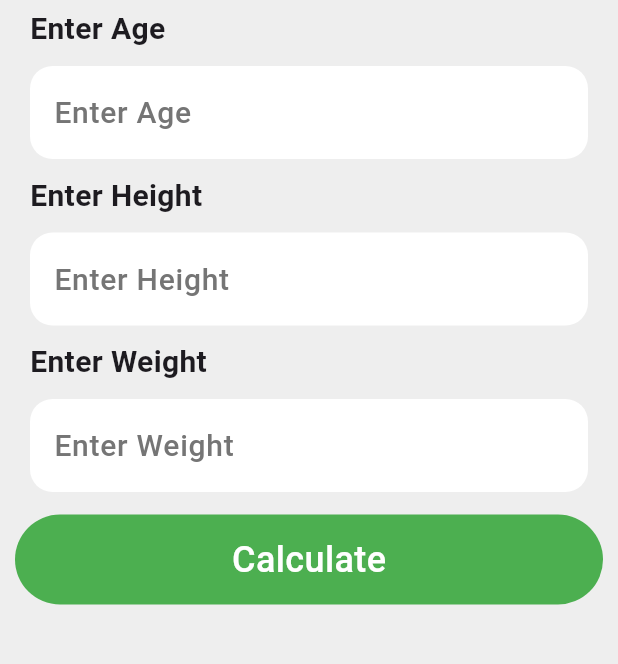
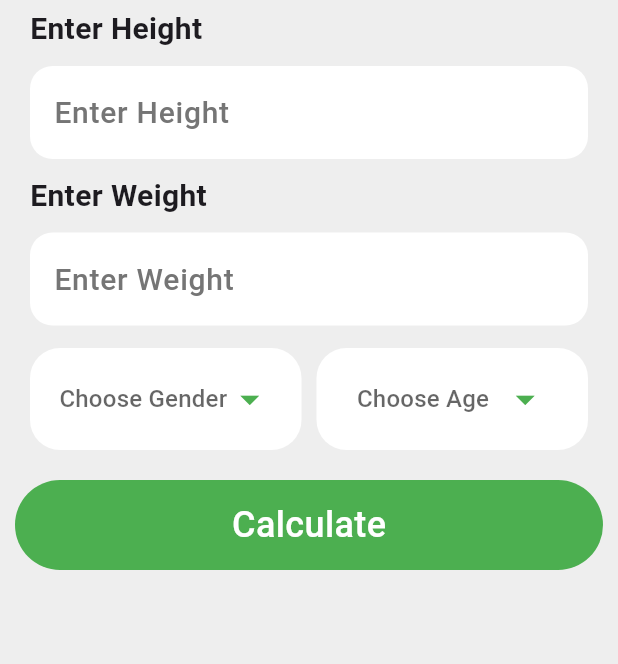
Before and after one commit to suleymanharbelioglu/BMI-Calculator, a Flutter app: the screen it shows after launch, on a phone screen of 412 x 824 dp, the part 105-769 px from its top. Run offline on Flutter 3.47's test engine with Material 3 defaults, Android fonts, the phone set to English and light mode, and no system bars.

Commit message:
age and gender dropdown

```diff
--- a/lib/page/home_page.dart
+++ b/lib/page/home_page.dart
@@ -3,7 +3,8 @@ import 'package:flutter_application_2/constant/constants.dart';
 import 'package:flutter_application_2/data_helper/data_helper.dart';
 import 'package:flutter_application_2/model/model.dart';
 import 'package:flutter_application_2/page/result_page.dart';
-import 'package:flutter_application_2/widget/home%20page/age_text_form_field.dart';
+import 'package:flutter_application_2/widget/home%20page/age_dropdown.dart';
+import 'package:flutter_application_2/widget/home%20page/gender_dropdown.dart';
 import 'package:flutter_application_2/widget/home%20page/height_text_form_filed.dart';
 import 'package:flutter_application_2/widget/home%20page/weight_text_form_filed.dart';
 
@@ -16,9 +17,10 @@ class HomePage extends StatefulWidget {
 
 class _HomePageState extends State<HomePage> {
   late GlobalKey<FormState> formKey;
-  String age = "";
+  String? age;
   String height = "";
   String weight = "";
+  String? gender;
   late double bodyMassIndex;
   late MassType massType;
   @override
@@ -53,25 +55,43 @@ class _HomePageState extends State<HomePage> {
           ),
         ],
       ),
-      body: Form(
+      body: SingleChildScrollView(
+        child: Form(
           key: formKey,
           child: Column(
             children: [
-            AgeTextFormField(onAgeToke: (String tokenAge) {
-              age = tokenAge;
-            }),
               HeightTextFormFiled(
                 onHeightToke: (String tokenheight) {
                   height = tokenheight;
+                  print("height : $height");
                 },
               ),
               WeightTextFormFiled(
                 onWeightToke: (String tokenweight) {
                   weight = tokenweight;
+                  print("weight : $weight");
                 },
+              ),
+              Padding(
+                padding: EdgeInsets.symmetric(vertical: 5),
+                child: Row(
+                  children: [
+                    Expanded(child: GenderDropdown(
+                      onGenderChoosen: (String genderVar) {
+                        gender = genderVar;
+                      },
+                    )),
+                    Expanded(child: AgeDropdown(
+                      onAgeChoosen: (String ageVar) {
+                        age = ageVar;
+                      },
+                    )),
+                  ],
+                ),
               ),
               calculateButton(),
             ],
+          ),
         ),
       ),
     );
@@ -80,12 +100,13 @@ class _HomePageState extends State<HomePage> {
   Widget calculateButton() {
     return GestureDetector(
       onTap: () {
-        if (formKey.currentState!.validate()) {
+        if (formKey.currentState!.validate() && age != null && gender != null) {
           formKey.currentState!.save();
           bodyMassIndex =
-              DataHelper.calculateBodyMassIndex(age, height, weight);
-
+              DataHelper.calculateBodyMassIndex(age!, height, weight, gender!);
           massType = DataHelper.returnMassTypeAcordingToBMI(bodyMassIndex)!;
+          print("bmi : $bodyMassIndex --------------------------");
+          print("massType : $massType -------------------------");
           Navigator.of(context).push(MaterialPageRoute(
             builder: (context) =>
                 ResultPage(massIndex: bodyMassIndex, massType: massType),
--- a/lib/page/result_page.dart
+++ b/lib/page/result_page.dart
@@ -39,7 +39,8 @@ class ResultPage extends StatelessWidget {
               color: Colors.white, fontWeight: FontWeight.bold, fontSize: 28),
         ),
       ),
-      body: Column(
+      body: SingleChildScrollView(
+        child: Column(
           children: [
             BmiReuslt(
               massIndex: massIndex,
@@ -52,6 +53,7 @@ class ResultPage extends StatelessWidget {
             ),
           ],
         ),
+      ),
     );
   }
 }
--- /dev/null
+++ b/lib/widget/home page/age_dropdown.dart
@@ -0,0 +1,66 @@
+import 'package:flutter/material.dart';
+import 'package:flutter_application_2/constant/constants.dart';
+
+class AgeDropdown extends StatefulWidget {
+  final Function onAgeChoosen;
+  const AgeDropdown({super.key, required this.onAgeChoosen});
+
+  @override
+  State<AgeDropdown> createState() => _AgeDropdownState();
+}
+
+class _AgeDropdownState extends State<AgeDropdown> {
+  String? age = null;
+
+  @override
+  Widget build(BuildContext context) {
+    return Container(
+      margin: EdgeInsets.only(
+        left: 5,
+        right: 20,
+        top: 5,
+        bottom: 5,
+      ),
+      padding: EdgeInsets.all(10),
+      alignment: Alignment.center,
+      decoration: BoxDecoration(
+        borderRadius: BorderRadius.circular(20),
+        color: Constants.textFiledColor,
+      ),
+      child: DropdownButton<String>(
+        iconEnabledColor: Constants.appColor,
+        iconDisabledColor: Constants.appColor,
+        iconSize: 30,
+        underline: SizedBox(),
+        hint: Text(
+          "Choose Age",
+        ),
+        value: age,
+        items: [
+          DropdownMenuItem(
+            child: Text("age > 50"),
+            value: "old",
+          ),
+          DropdownMenuItem(
+            child: Text("50 > age > 24"),
+            value: "adult",
+          ),
+          DropdownMenuItem(
+            child: Text("24 > age > 16"),
+            value: "teen",
+          ),
+          DropdownMenuItem(
+            child: Text("16 > age"),
+            value: "child",
+          ),
+        ],
+        onChanged: (value) {
+          setState(() {
+            age = value;
+            widget.onAgeChoosen(age);
+          });
+        },
+      ),
+    );
+  }
+}
--- a/lib/widget/home page/age_text_form_field.dart
+++ /dev/null
@@ -1,52 +0,0 @@
-import 'package:flutter/material.dart';
-import 'package:flutter_application_2/constant/constants.dart';
-
-class AgeTextFormField extends StatelessWidget {
-  final Function onAgeToke;
-  const AgeTextFormField({super.key, required this.onAgeToke});
-
-  @override
-  Widget build(BuildContext context) {
-    return Container(
-      margin: Constants.ContainerMargin,
-      // height: 75,
-      width: double.infinity,
-      decoration: BoxDecoration(
-          // color: Colors.yellow.shade100,
-          ),
-      child: Column(
-        crossAxisAlignment: CrossAxisAlignment.start,
-        children: [
-          Text(
-            "Enter Age",
-            style: Constants.inputLabelStyle,
-          ),
-          SizedBox(height: 10),
-          TextFormField(
-            keyboardType: TextInputType.number,
-            validator: (value) {
-              if (value!.length == 0) {
-                return "Enter your age";
-              }
-              return null;
-            },
-            onSaved: (newValue) {
-              print("age : $newValue");
-              onAgeToke(newValue);
-            },
-            decoration: InputDecoration(
-              hintText: "Enter Age",
-              hintStyle: Constants.inputHintStyle,
-              fillColor: Constants.textFiledColor,
-              filled: true,
-              border: OutlineInputBorder(
-                borderSide: BorderSide.none,
-                borderRadius: BorderRadius.circular(15),
-              ),
-            ),
-          ),
-        ],
-      ),
-    );
-  }
-}
--- /dev/null
+++ b/lib/widget/home page/gender_dropdown.dart
@@ -0,0 +1,55 @@
+import 'package:flutter/material.dart';
+import 'package:flutter_application_2/constant/constants.dart';
+
+class GenderDropdown extends StatefulWidget {
+  final Function onGenderChoosen;
+  const GenderDropdown({super.key, required this.onGenderChoosen, });
+
+  @override
+  State<GenderDropdown> createState() => _GenderDropdownState();
+}
+
+class _GenderDropdownState extends State<GenderDropdown> {
+  String? gender = null;
+  @override
+  Widget build(BuildContext context) {
+    return Container(
+      margin: EdgeInsets.only(
+        left: 20,
+        right: 5,
+        top: 5,
+        bottom: 5,
+      ),
+      padding: EdgeInsets.all(10),
+      alignment: Alignment.center,
+      decoration: BoxDecoration(
+        borderRadius: BorderRadius.circular(20),
+        color: Constants.textFiledColor,
+      ),
+      child: DropdownButton<String>(
+        iconEnabledColor: Constants.appColor,
+        iconDisabledColor: Constants.appColor,
+        iconSize: 30,
+        underline: SizedBox(),
+        hint: Text("Choose Gender"),
+        value: gender,
+        items: [
+          DropdownMenuItem(
+            child: Text("Male"),
+            value: "Male",
+          ),
+          DropdownMenuItem(
+            child: Text("Female"),
+            value: "Female",
+          ),
+        ],
+        onChanged: (value) {
+          setState(() {
+            gender = value;
+            widget.onGenderChoosen(gender);
+          });
+        },
+      ),
+    );
+  }
+}
--- a/lib/widget/home page/height_text_form_filed.dart
+++ b/lib/widget/home page/height_text_form_filed.dart
@@ -31,7 +31,6 @@ class HeightTextFormFiled extends StatelessWidget {
               return null;
             },
             onSaved: (newValue) {
-              print("Height : $newValue");
               onHeightToke(newValue);
             },
             decoration: InputDecoration(
--- a/lib/widget/home page/weight_text_form_filed.dart
+++ b/lib/widget/home page/weight_text_form_filed.dart
@@ -32,7 +32,6 @@ class WeightTextFormFiled extends StatelessWidget {
             },
             onSaved: (newValue) {
               onWeightToke(newValue);
-              print("Weight : $newValue");
             },
             decoration: InputDecoration(
               hintText: "Enter Weight",
--- a/lib/widget/result page/bmi_reuslt.dart
+++ b/lib/widget/result page/bmi_reuslt.dart
@@ -18,7 +18,7 @@ class BmiReuslt extends StatelessWidget {
             style: Constants.resultTextStyle,
           ),
           Text(
-            "${massIndex.toStringAsFixed(2)}",
+            massIndex.toStringAsFixed(2).toString(),
             style: Constants.resultIndexTextstyle,
           ),
         ],
```
Also changed, not shown: lib/data_helper/data_helper.dart (+50 -11 lines), assets/images/overWeight.png, assets/images/rightFoods.png (renamed from assets/images/rightFodds.png). Lines whose indentation alone changed are shown as unchanged.
